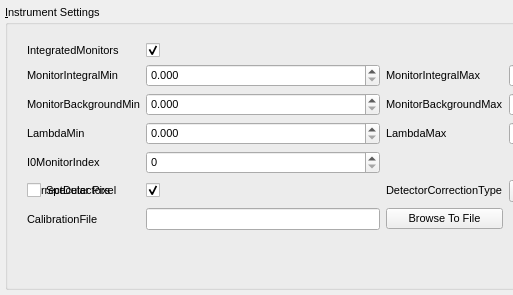
Qt form qt/scientific_interfaces/ISISReflectometry/GUI/Instrument/InstrumentWidget.ui (mantidproject/mantid) before a commit; both pictures show x 0 to 513 and y 0 to 295 of the 866 by 295 pixel window.
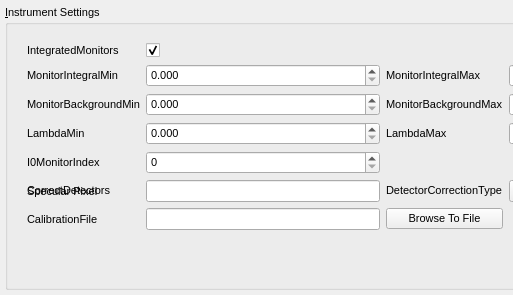
The same form after that commit.

Commit message: change checkbox to textbox

Diff of the .ui file:
```diff
--- a/qt/scientific_interfaces/ISISReflectometry/GUI/Instrument/InstrumentWidget.ui
+++ b/qt/scientific_interfaces/ISISReflectometry/GUI/Instrument/InstrumentWidget.ui
@@ -288,8 +288,8 @@
           </property>
          </widget>
         </item>
-        <item row="6" column="0" colspan="2">
-         <widget class="QCheckBox" name="specularPixelCheckBox">
+        <item row="6" column="0">
+         <widget class="QLabel" name="specularPixelLabel">
           <property name="text">
            <string>Specular Pixel</string>
           </property>
@@ -298,6 +298,13 @@
           </property>
          </widget>
         </item>
+        <item row="6" column="1">
+         <widget class="QLineEdit" name="specularPixelEdit">
+          <property name="visible">
+           <bool>false</bool>
+          </property>
+         </widget>
+        </item>
         <item row="4" column="0">
          <widget class="QLabel" name="I0MonIndexLabel">
           <property name="sizePolicy">
```
The commit also changes 1 other file.
